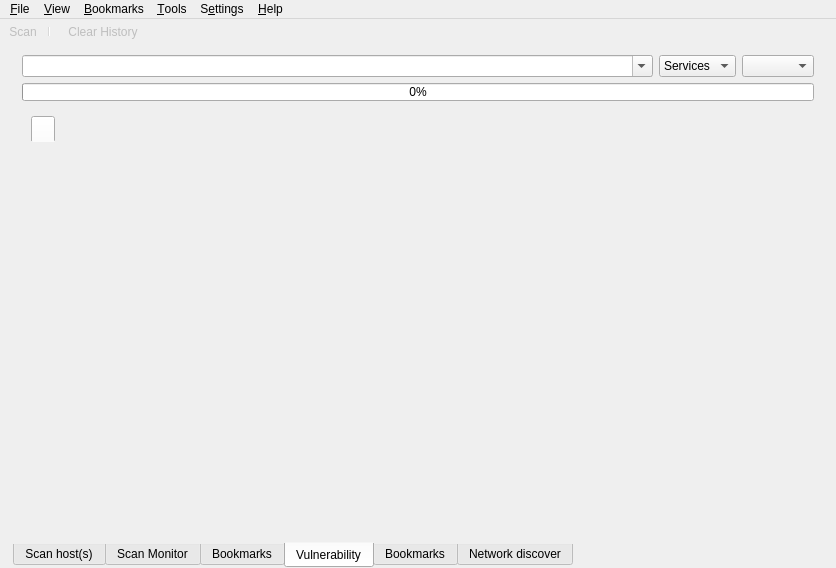
This is src/app/mainwindow.ui in nmapsi4/nmapsi4 as Qt 5 draws it before an edit. The edited form follows.
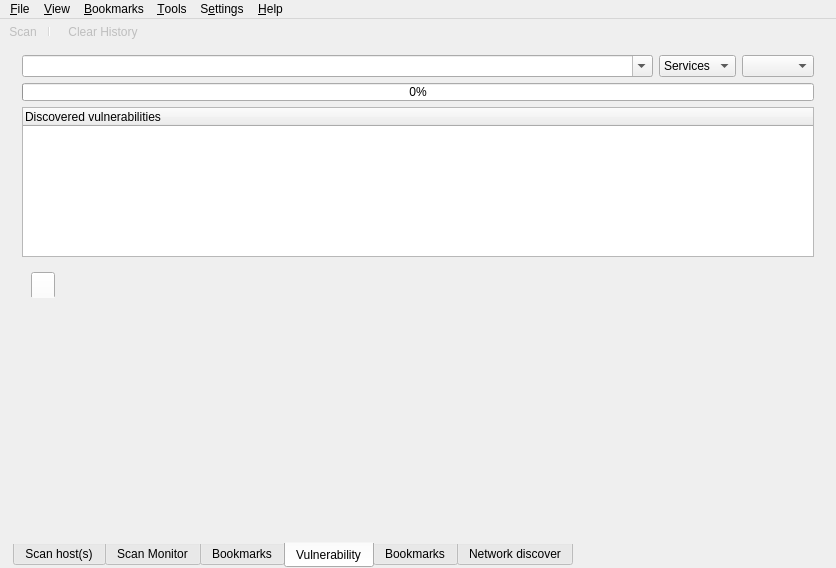
This is the edited form. The open tabs and pages were chosen to show the change. Icons and pictures are not drawn.

```diff
--- a/src/app/mainwindow.ui
+++ b/src/app/mainwindow.ui
@@ -1195,6 +1195,36 @@
           </item>
          </layout>
         </item>
+        <item>
+         <widget class="QTreeWidget" name="treeVulnNseRecovered">
+          <property name="minimumSize">
+           <size>
+            <width>0</width>
+            <height>150</height>
+           </size>
+          </property>
+          <property name="maximumSize">
+           <size>
+            <width>16777215</width>
+            <height>150</height>
+           </size>
+          </property>
+          <property name="alternatingRowColors">
+           <bool>true</bool>
+          </property>
+          <property name="rootIsDecorated">
+           <bool>false</bool>
+          </property>
+          <property name="itemsExpandable">
+           <bool>false</bool>
+          </property>
+          <column>
+           <property name="text">
+            <string>Discovered vulnerabilities</string>
+           </property>
+          </column>
+         </widget>
+        </item>
         <item>
          <widget class="QFrame" name="frame">
           <property name="sizePolicy">
```
